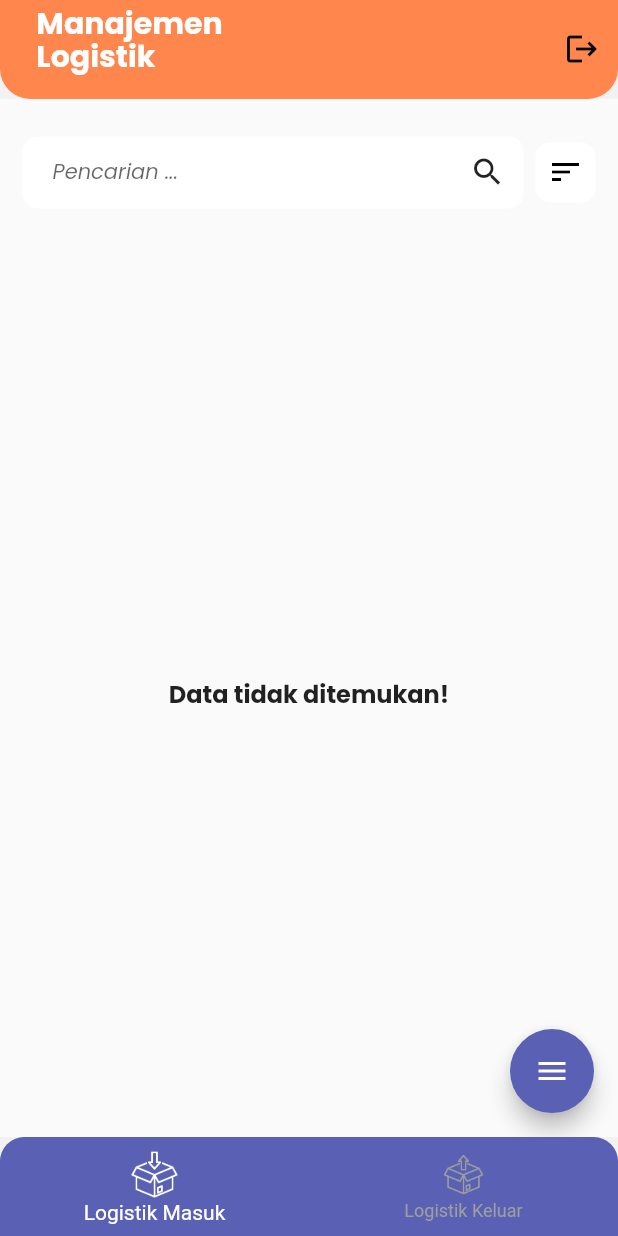
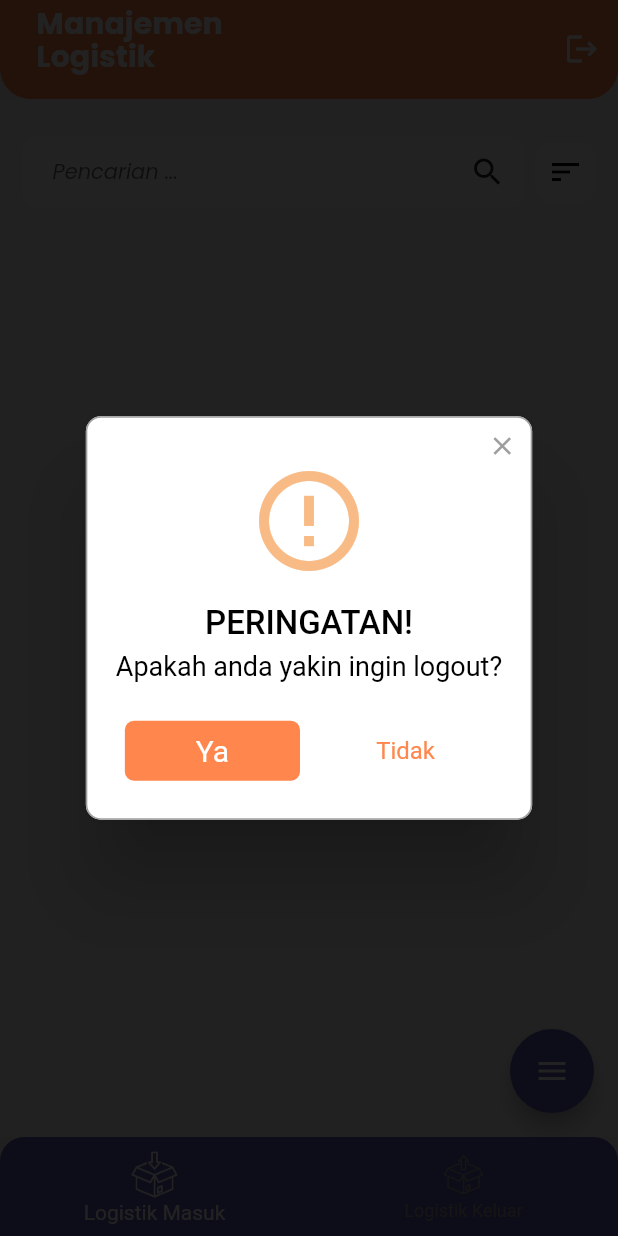
Before and after one commit to Remienne/ta_sistemManajemenLogistik, a Flutter app: the screen it shows once a user with an empty profile is signed in, after a tap on the "logout" icon, on a phone screen of 412 x 824 dp. Run offline on Flutter 3.47's test engine with Material 2 defaults, Android fonts, the phone set to English and light mode, and no system bars; drawn by our look-alikes of flutter_speed_dial, rflutter_alert; our stand-ins replace cached_network_image, cloud_firestore, dots_indicator, firebase_auth, firebase_core, firebase_storage and 5 more; missing offline and left inert: pdfx; accounts and stored records are empty.

Commit message:
- added confirmation prompt to logout button - changed the behavior of the sorting button

```diff
--- a/lib/features/logisticMain/views/logistic_in.dart
+++ b/lib/features/logisticMain/views/logistic_in.dart
@@ -26,15 +26,26 @@ class LogisticIn extends StatefulWidget {
 class _LogisticInState extends State<LogisticIn> {
   final TextEditingController _searchController = TextEditingController();
 
-  List _allResults =[];
+  List _allResults =[]; //temporary array list for storing values from firebase
 
-  List _resultList =[];
+  List _resultList =[]; //second temporary array list to fetch the values from _allResults[],
+                        // and then the value of this list would be used to show the final results of the data lists
 
-  List<String> _filterOptions = []; // catch from firebase
+  List<String> _filterOptions = []; // temporary string list for storing filter options
 
-  final List<String> _selectedFilterOption = []; // New variable for selected filter option
+  final List<String> _selectedFilterOption = []; // New variable for selected filter option/s
 
-  bool _isLoading = true;
+  bool _isLoading = true; //loading state
+
+  bool areFiltersApplied() {
+    return _selectedFilterOption.isNotEmpty;
+  } //filter options selected checker
+
+  Color _sortButtonColor = Colors.white; // Default color of the sorting button
+  Color _sortIconColor = Colors.black; // Default color of the sorting button
+
+  bool _shouldUpdateSortButtonColor = false;
+
 
   @override
   void initState() {
@@ -397,10 +408,10 @@ class _LogisticInState extends State<LogisticIn> {
                       child: Container(
                         padding: const EdgeInsets.all(8),
                         decoration: BoxDecoration(
-                          color: _selectedFilterOption == [] ? taAccentColor : Colors.white,
+                          color: _sortButtonColor,
                           borderRadius: BorderRadius.circular(10),
                         ),
-                        child: Icon(Icons.sort, color: _selectedFilterOption == [] ? Colors.white : Colors.black),
+                        child: Icon(Icons.sort, color: _sortIconColor),
                       ),
                     ),
                   ],
@@ -655,6 +666,8 @@ class _LogisticInState extends State<LogisticIn> {
                   onPressed: (){
                     setState(() {
                       getRecords();
+                      _shouldUpdateSortButtonColor = true;
+                      _updateSortButtonColor();
                     });
                     Get.back();
                     debugPrint('Selected options: $_selectedFilterOption');
@@ -681,6 +694,19 @@ class _LogisticInState extends State<LogisticIn> {
         );
       },
     );
+  }
+
+  void _updateSortButtonColor() {
+    setState(() {
+      // Check if filters are applied and update the sort button color
+      // Here you can customize the color based on your preference
+      if (_shouldUpdateSortButtonColor) {
+        setState(() {
+          _sortButtonColor = areFiltersApplied() ? taAccentColor : Colors.white;
+          _sortIconColor = areFiltersApplied() ? Colors.white : Colors.black;
+        });
+      }
+    });
   }
 
   Widget _buildFilterChips(StateSetter setState) {
--- a/lib/features/logisticMain/views/logistic_input.dart
+++ b/lib/features/logisticMain/views/logistic_input.dart
@@ -548,7 +548,7 @@ class _LogisticInputState extends State<LogisticInput> {
                               ),
                             ),
                             DialogButton(
-                              onPressed: () => Navigator.pop(context),
+                              onPressed: () => Get.back(),
                               color: Colors.white,
                               child: const Text(
                                 "Tidak",
--- a/lib/features/logisticMain/views/logistic_main.dart
+++ b/lib/features/logisticMain/views/logistic_main.dart
@@ -1,5 +1,7 @@
 import 'package:flutter/material.dart';
+import 'package:get/get.dart';
 import 'package:google_fonts/google_fonts.dart';
+import 'package:rflutter_alert/rflutter_alert.dart';
 import 'package:the_app/constants/colors.dart';
 import 'package:the_app/constants/img_path.dart';
 import 'package:the_app/repositories/authentication_repository.dart';
@@ -59,8 +61,33 @@ class _LogisticMainState extends State<LogisticMain> {
         backgroundColor: taPrimaryColor,
         actions: [
           IconButton(
-            onPressed: () => AuthenticationRepository().logout(),
-            icon: const Icon(Icons.logout),
+            onPressed: () => Alert(
+              context: context,
+              type: AlertType.warning,
+              title: "PERINGATAN!",
+              desc: "Apakah anda yakin ingin logout?",
+              buttons: [
+                DialogButton(
+                  onPressed: () {
+                    AuthenticationRepository().logout();
+                  },
+                  color: taPrimaryColor,
+                  child: const Text(
+                    "Ya",
+                    style: TextStyle(color: Colors.white, fontSize: 20),
+                  ),
+                ),
+                DialogButton(
+                  onPressed: () => Get.back(),
+                  color: Colors.white,
+                  child: const Text(
+                    "Tidak",
+                    style: TextStyle(color: taPrimaryColor),
+                  ),
+                ),
+              ],
+            ).show(),
+            icon: const Icon(Icons.logout, color: Colors.white,),
           )
         ],
       ),
```
Also changed, not shown: lib/repositories/logistic_repository/logistic_expiryDate_model.dart (added, +25 -0 lines).
